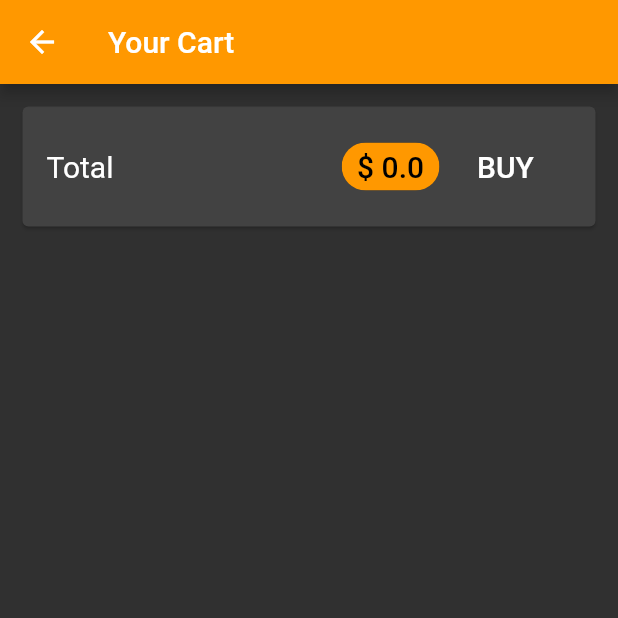
After one commit to dylanbuchi/Movies, a Flutter app: the CartScreen screen opened by its route, on a phone screen of 412 x 824 dp, the top half of it. The commit adds this screen. Run offline on Flutter 3.47's test engine with Material 2 defaults, Android fonts, the phone set to English and light mode, and no system bars.

Commit message:
update app

```diff
--- a/lib/providers/product.dart
+++ b/lib/providers/product.dart
@@ -16,4 +16,6 @@ class Product with ChangeNotifier {
     @required this.imageUrl,
     this.isFavorite = false,
   });
+
+  void showFavorites() {}
 }
--- /dev/null
+++ b/lib/screens/cart_screen.dart
@@ -0,0 +1,86 @@
+import 'package:flutter/material.dart';
+import 'package:provider/provider.dart';
+import 'package:movies/providers/cart.dart' show Cart;
+import 'package:movies/widgets/cart_item.dart';
+
+class CartScreen extends StatelessWidget {
+  static const page = "cart_screen";
+
+  @override
+  Widget build(BuildContext context) {
+    final cart = Provider.of<Cart>(context);
+    return Scaffold(
+      appBar: AppBar(
+        title: Text(
+          'Your Cart',
+        ),
+      ),
+      body: Column(
+        children: <Widget>[
+          Card(
+            margin: EdgeInsets.symmetric(
+              vertical: 15,
+              horizontal: 15,
+            ),
+            child: Padding(
+              padding: const EdgeInsets.all(
+                8.0,
+              ),
+              child: Padding(
+                padding: const EdgeInsets.all(8.0),
+                child: Row(
+                  mainAxisAlignment: MainAxisAlignment.spaceBetween,
+                  children: <Widget>[
+                    Text(
+                      'Total',
+                      style: TextStyle(
+                        fontSize: 20,
+                      ),
+                    ),
+                    Spacer(),
+                    Chip(
+                      labelStyle: TextStyle(
+                        fontSize: 20,
+                      ),
+                      label: Text(
+                        "\$ ${cart.totalAmount}",
+                        style: TextStyle(
+                          color: Theme.of(context).textTheme.title.color,
+                        ),
+                      ),
+                      backgroundColor: Theme.of(context).primaryColor,
+                    ),
+                    FlatButton(
+                      onPressed: () => null,
+                      child: Text(
+                        "BUY",
+                        style: TextStyle(
+                          color: Colors.white,
+                          fontSize: 20,
+                        ),
+                      ),
+                    ),
+                  ],
+                ),
+              ),
+            ),
+          ),
+          SizedBox(
+            height: 10,
+          ),
+          Expanded(
+            child: ListView.builder(
+              itemBuilder: (ctx, index) => CartItem(
+                cart.items.values.toList()[index].id,
+                cart.items.values.toList()[index].price,
+                cart.items.values.toList()[index].quantity,
+                cart.items.values.toList()[index].title,
+              ),
+              itemCount: cart.items.length,
+            ),
+          ),
+        ],
+      ),
+    );
+  }
+}
--- a/lib/screens/product_detail_screen.dart
+++ b/lib/screens/product_detail_screen.dart
@@ -1,5 +1,5 @@
 import 'package:flutter/material.dart';
-import 'package:movies/providers/products_providers.dart';
+import 'package:movies/providers/products.dart';
 import 'package:provider/provider.dart';
 
 class ProductDetailScreen extends StatelessWidget {
--- a/pubspec.yaml
+++ b/pubspec.yaml
@@ -44,9 +44,9 @@ flutter:
   uses-material-design: true
 
   # To add assets to your application, add an assets section, like this:
-  # assets:
-  #  - images/a_dot_burr.jpeg
-  #  - images/a_dot_ham.jpeg
+  assets:
+   - assets/images/movies.JPG
+
 
   # An image asset can refer to one or more resolution-specific "variants", see
   # https://flutter.dev/assets-and-images/#resolution-aware.
```
Also changed, not shown: lib/main.dart (+18 -3 lines), lib/providers/cart.dart (added, +64 -0 lines), lib/providers/products.dart (renamed from lib/providers/products_providers.dart, +16 -0 lines), lib/screens/favorites.dart (added, +13 -0 lines), lib/screens/products_screen.dart (+99 -3 lines), lib/widgets/badge.dart (added, +46 -0 lines), lib/widgets/cart_item.dart (added, +54 -0 lines), lib/widgets/product_grid.dart (+7 -2 lines), lib/widgets/product_items.dart (+10 -6 lines), assets/images/movies.JPG (added), 5 other files.
